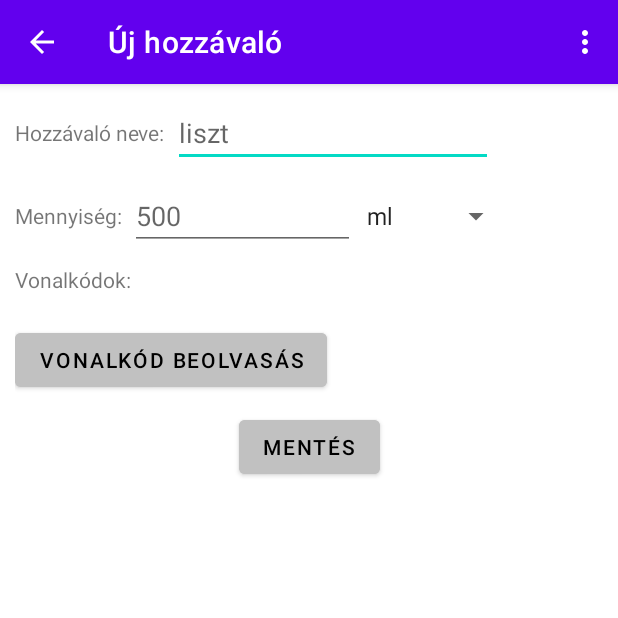
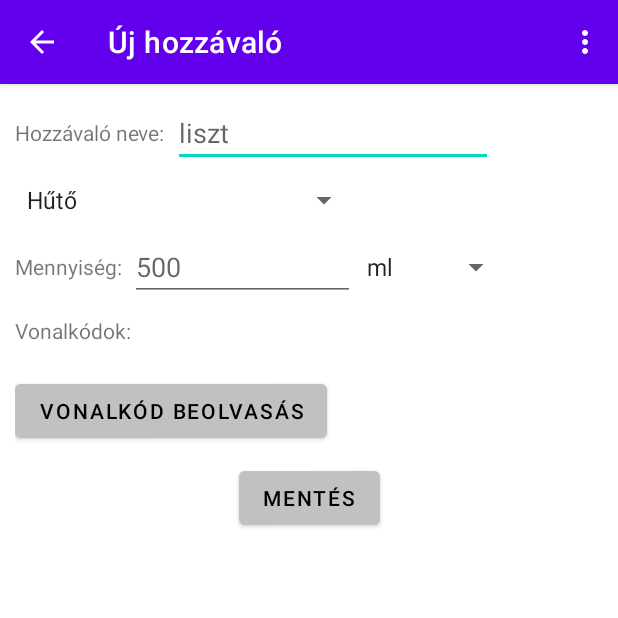
Before and after one commit to manpatrik/Smart-kitchen, an Android app: the NewPantryItem screen opened directly, with no data from a screen before it, on a phone screen of 412 x 824 dp, the top half of it. Run offline under Robolectric (Android 15) with nearby library versions, the phone set to English and light mode, and no system bars; our stand-ins replace Firebase (no records; nobody signed in at launch, a user with empty details on screens opened directly); libraries missing offline, so code that uses them is left out: com.journeyapps.barcodescanner; 1 statement that could not run was skipped.

Commit message:
Update: Modify and new pantry item

```diff
--- a/haztartas/app/src/main/java/szakdoga/haztartas/pantry/NewPantryItem.java
+++ b/haztartas/app/src/main/java/szakdoga/haztartas/pantry/NewPantryItem.java
@@ -7,6 +7,7 @@
 package szakdoga.haztartas.pantry;
 
 import android.content.DialogInterface;
+import android.content.Intent;
 import android.os.Bundle;
 import android.util.TypedValue;
 import android.view.Gravity;
@@ -27,27 +28,32 @@ import androidx.activity.result.ActivityResultLauncher;
 import androidx.appcompat.app.AlertDialog;
 import androidx.appcompat.app.AppCompatActivity;
 
+import com.google.firebase.firestore.DocumentSnapshot;
 import com.journeyapps.barcodescanner.ScanContract;
 import com.journeyapps.barcodescanner.ScanOptions;
+
+import java.io.Serializable;
+import java.util.ArrayList;
+import java.util.List;
 
 import szakdoga.haztartas.R;
 import szakdoga.haztartas.firebaseAuthentication.FirebaseAuthHelper;
 import szakdoga.haztartas.firestore.DbHelper;
+import szakdoga.haztartas.models.Pantry;
 
 public class NewPantryItem extends AppCompatActivity {
 
     EditText name;
     EditText quantity;
     Spinner quantityUnit;
+    Spinner whereSpinner;
     LinearLayout barcodesLayout;
 
     private String userId;
     private String homeId;
 
     private FirebaseAuthHelper firebaseAuthHelper;
-
-
-
+    private DbHelper dbHelper;
 
 
     @Override
@@ -59,11 +65,26 @@ public class NewPantryItem extends AppCompatActivity {
         userId = getIntent().getStringExtra("userId");
         homeId = getIntent().getStringExtra("homeId");
         firebaseAuthHelper = new FirebaseAuthHelper();
+        dbHelper = new DbHelper();
 
         name = findViewById(R.id.newPantryItemName);
         quantity = findViewById(R.id.newPantryItemQuantity);
         quantityUnit = findViewById(R.id.newPantryItemQuantityUnitSpinner);
         barcodesLayout = findViewById(R.id.newPantryItemBarcodeslinearLayout);
+        whereSpinner = findViewById(R.id.newPantryItemWhereSpinner);
+
+        setWhereSpinner(getIntent().getStringExtra("where"));
+    }
+
+    private void setWhereSpinner(String where) {
+        final String[] quantityUnits = getResources().getStringArray(R.array.pantry_categories);
+        for (int i = 0; i < quantityUnits.length; i++){
+            System.out.println(where +" == "+quantityUnits[i]);
+            if(quantityUnits[i].equals(where)){
+                whereSpinner.setSelection(i);
+                break;
+            }
+        }
     }
 
     @Override
@@ -82,6 +103,47 @@ public class NewPantryItem extends AppCompatActivity {
                 }
             }
 
+            dbHelper.getHomeCollection().document(homeId).collection("Pantry").whereArrayContains("barcodes", result.getContents()).get().addOnSuccessListener(queryDocumentSnapshots -> {
+                for (DocumentSnapshot data : queryDocumentSnapshots){
+                    System.out.println(data.get("name"));
+                }
+                if (queryDocumentSnapshots.size() > 0){
+                    DocumentSnapshot data = queryDocumentSnapshots.getDocuments().get(0);
+                    AlertDialog.Builder builder = new AlertDialog.Builder(this);
+                    builder.setTitle("A vonalkód már szerepel az adatbázisban");
+                    builder.setMessage("Szeretné módosítani ezt a hozzávalót: "+ data.get("name") +"?");
+
+                    builder.setPositiveButton(data.get("name") + " módosítása", new DialogInterface.OnClickListener() {
+                        @Override
+                        public void onClick(DialogInterface dialogInterface, int i) {
+                            finish();
+                            Pantry pantry = new Pantry(
+                                    data.getId(),
+                                    data.get("name").toString(),
+                                    Double.parseDouble(data.get("quantity").toString()),
+                                    data.get("quantityUnit").toString(),
+                                    data.get("where").toString(),
+                                    (List<String>) data.get("barcodes")
+                            );
+                            Intent intent = new Intent(NewPantryItem.this, ModifyPantryItem.class);
+                            intent.putExtra("pantry", (Serializable) pantry);
+                            intent.putExtra("userId", userId);
+                            intent.putExtra("homeId", homeId);
+                            startActivity(intent);
+                        }
+                    });
+
+                    builder.setNegativeButton("Vissza", new DialogInterface.OnClickListener() {
+                        @Override
+                        public void onClick(DialogInterface dialogInterface, int i) {
+                            dialogInterface.cancel();
+                        }
+                    });
+
+                    AlertDialog alertDialog = builder.create();
+                    alertDialog.show();
+
+                } else {
                     LinearLayout row = new LinearLayout(this);
 
                     LinearLayout.LayoutParams layoutParams = new LinearLayout.LayoutParams(ViewGroup.LayoutParams.WRAP_CONTENT, ViewGroup.LayoutParams.WRAP_CONTENT);
@@ -93,7 +155,7 @@ public class NewPantryItem extends AppCompatActivity {
                     row.addView(textView);
 
                     ImageButton imageButton = new ImageButton(this);
-            imageButton.setImageResource(R.drawable.remove);
+                    imageButton.setImageResource(R.drawable.icon_remove);
                     imageButton.setScaleType(ImageView.ScaleType.FIT_XY);
                     imageButton.setBackgroundResource(R.color.transparent);
 
@@ -108,6 +170,8 @@ public class NewPantryItem extends AppCompatActivity {
 
                     row.setGravity(Gravity.CENTER_VERTICAL);
                     barcodesLayout.addView(row);
+                }
+            });
         }
     });
 
@@ -128,8 +192,23 @@ public class NewPantryItem extends AppCompatActivity {
         } else if(quantity.getText().length() == 0){
             error = "Nem adott meg mennyiséget!";
         } else {
-            DbHelper dbHelper = new DbHelper();
-            //dbHelper.getHomeCollection().document(homeId).collection("Pantry").
+            List<String> barcodes = new ArrayList<>();
+            for (int i = 0; i < barcodesLayout.getChildCount(); i++){
+                barcodes.add(((TextView)((LinearLayout)barcodesLayout.getChildAt(i)).getChildAt(0)).getText().toString());
+            }
+            Pantry pantry = new Pantry(
+                    null,
+                    name.getText().toString(),
+                    Double.parseDouble(quantity.getText().toString()),
+                    quantityUnit.getSelectedItem().toString(),
+                    whereSpinner.getSelectedItem().toString(),
+                    barcodes
+            );
+            dbHelper.getHomeCollection().document(homeId).collection("Pantry").add(pantry).addOnSuccessListener(result -> {
+                dbHelper.getHomeCollection().document(homeId).collection("Pantry").document(result.getId()).update("id", result.getId());
+                finish();
+                Toast.makeText(this, "Sikeres mentés!", Toast.LENGTH_SHORT).show();
+            });
         }
     }
 
--- a/haztartas/app/src/main/java/szakdoga/haztartas/pantry/PantryListActivity.java
+++ b/haztartas/app/src/main/java/szakdoga/haztartas/pantry/PantryListActivity.java
@@ -51,7 +51,7 @@ public class PantryListActivity extends AppCompatActivity {
         foodsRecylerView = findViewById(R.id.foodsRecylerView);
         foodsRecylerView.setLayoutManager(new GridLayoutManager(this, 1));
 
-        pantryItemAdapter = new PantryItemAdapter(this, pantries, homeId);
+        pantryItemAdapter = new PantryItemAdapter(this, pantries, homeId, userId);
         foodsRecylerView.setAdapter(pantryItemAdapter);
     }
 
@@ -72,7 +72,8 @@ public class PantryListActivity extends AppCompatActivity {
                         data.get("name").toString(),
                         Double.parseDouble(data.get("quantity").toString()),
                         data.get("quantityUnit").toString(),
-                        data.get("where").toString()
+                        data.get("where").toString(),
+                        (List<String>) data.get("barcodes")
                 );
                 pantries.add(pantry);
             }
@@ -96,6 +97,7 @@ public class PantryListActivity extends AppCompatActivity {
                 Intent newPantryItem = new Intent(this, NewPantryItem.class);
                 newPantryItem.putExtra("userId", userId);
                 newPantryItem.putExtra("homeId", homeId);
+                newPantryItem.putExtra("where", whereCategory);
                 startActivity(newPantryItem);
                 return true;
 
--- a/haztartas/app/src/main/res/layout/activity_new_pantry_item.xml
+++ b/haztartas/app/src/main/res/layout/activity_new_pantry_item.xml
@@ -33,6 +33,15 @@
             android:inputType="textPersonName" />
     </LinearLayout>
 
+    <Spinner
+        android:id="@+id/newPantryItemWhereSpinner"
+        android:layout_width="wrap_content"
+        android:layout_height="wrap_content"
+        android:layout_marginTop="10dp"
+        android:entries="@array/pantry_categories"
+        app:layout_constraintStart_toStartOf="parent"
+        app:layout_constraintTop_toBottomOf="@+id/newPantryItemNamelinearLayout" />
+
     <LinearLayout
         android:id="@+id/newPantryItemQuantitylinearLayout"
         android:layout_width="wrap_content"
@@ -41,7 +50,7 @@
         android:orientation="horizontal"
         android:layout_marginTop="10dp"
         app:layout_constraintStart_toStartOf="parent"
-        app:layout_constraintTop_toBottomOf="@+id/newPantryItemNamelinearLayout">
+        app:layout_constraintTop_toBottomOf="@+id/newPantryItemWhereSpinner">
 
         <TextView
             android:id="@+id/newPantryItemQuantityTextView"
--- a/haztartas/app/src/main/res/values/arrays.xml
+++ b/haztartas/app/src/main/res/values/arrays.xml
@@ -24,6 +24,7 @@
         <item>marék</item>
         <item></item>
     </string-array>
+
     <string-array name="ingredient_quantity_units_short">
         <item>ml</item>
         <item>liter</item>
@@ -32,4 +33,11 @@
         <item>darab</item>
     </string-array>
 
+    <string-array name="pantry_categories">
+        <item>Hűtő</item>
+        <item>Fagyasztó</item>
+        <item>Szekrény</item>
+        <item>Zöldségek/gyümülcsök</item>
+    </string-array>
+
 </resources>
--- a/haztartas/app/src/main/res/values/strings.xml
+++ b/haztartas/app/src/main/res/values/strings.xml
@@ -41,4 +41,5 @@
     <string name="_123456789">123456789</string>
     <string name="beolvas">Vonalkód beolvasás</string>
     <string name="vonalkodok">Vonalkódok:</string>
+    <string name="hozzavalo_modositasa">Hozzávaló módosítása</string>
 </resources>
```
Also changed, not shown: haztartas/app/src/main/AndroidManifest.xml (+14 -10 lines), haztartas/app/src/main/java/szakdoga/haztartas/Settings.java (+1 -9 lines), haztartas/app/src/main/java/szakdoga/haztartas/firestore/DbHelper.java (+9 -6 lines), haztartas/app/src/main/java/szakdoga/haztartas/models/Pantry.java (+13 -3 lines), haztartas/app/src/main/java/szakdoga/haztartas/pantry/PantryItemAdapter.java (+22 -4 lines), haztartas/app/src/main/java/szakdoga/haztartas/recipe/RecipeModifyActivity.java (+3 -6 lines), haztartas/app/src/main/res/layout/pantry_item.xml (renamed from haztartas/app/src/main/res/layout/activity_pantry_item.xml, +12 -0 lines), haztartas/app/src/main/res/drawable/icon_barcode_scanner.png (added). Lines whose indentation alone changed are shown as unchanged.
